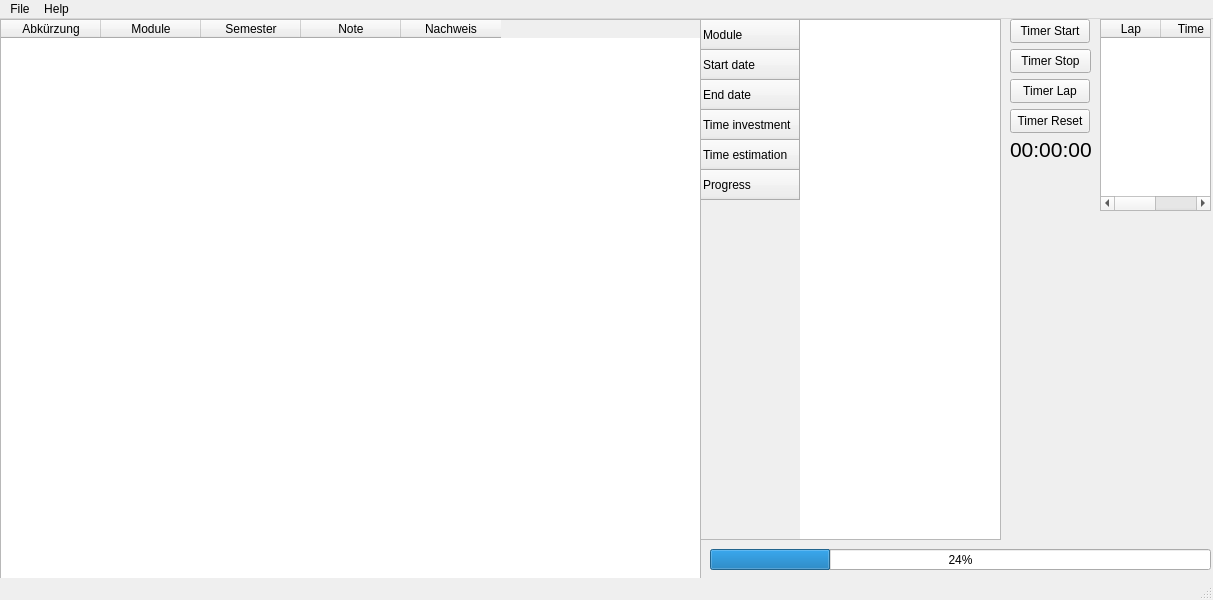
This is src/mainwindow.ui in Enidable/AkademeMateQt as Qt 5 draws it before an edit. The edited form follows.
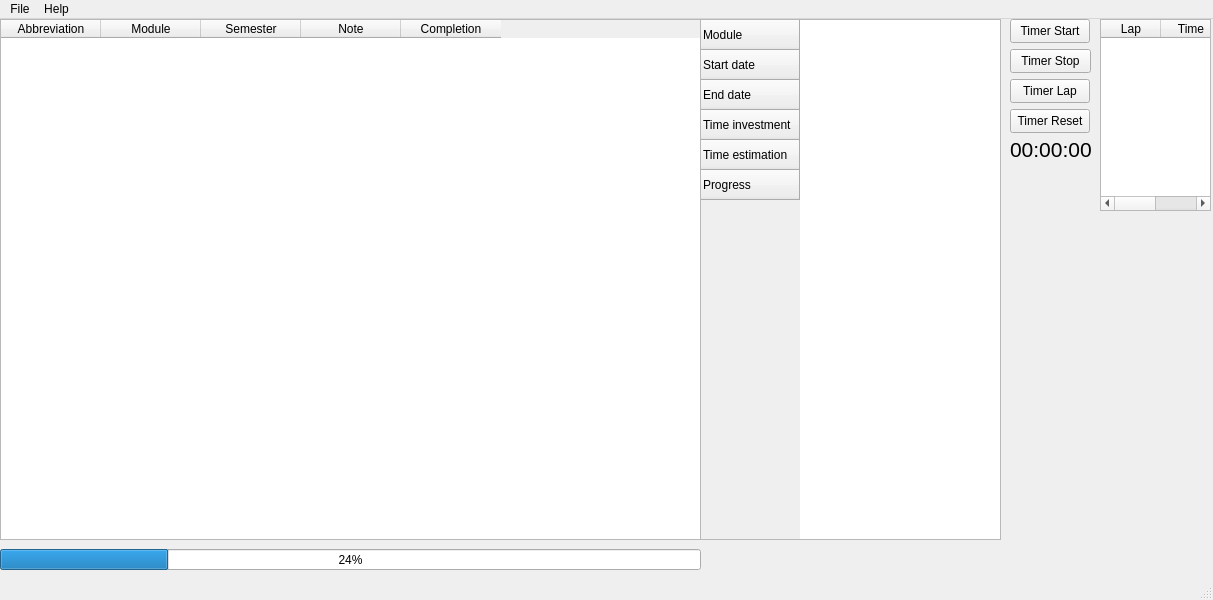
This is the edited form.

The edit to the form file:
```diff
--- a/src/mainwindow.ui
+++ b/src/mainwindow.ui
@@ -113,12 +113,12 @@
       <x>0</x>
       <y>0</y>
       <width>701</width>
-      <height>561</height>
+      <height>521</height>
      </rect>
     </property>
     <column>
      <property name="text">
-      <string>Abkürzung</string>
+      <string>Abbreviation</string>
      </property>
     </column>
     <column>
@@ -138,16 +138,16 @@
     </column>
     <column>
      <property name="text">
-      <string>Nachweis</string>
+      <string>Completion</string>
      </property>
     </column>
    </widget>
    <widget class="QProgressBar" name="progressBar">
     <property name="geometry">
      <rect>
-      <x>710</x>
+      <x>0</x>
       <y>530</y>
-      <width>501</width>
+      <width>701</width>
       <height>21</height>
      </rect>
     </property>
```
